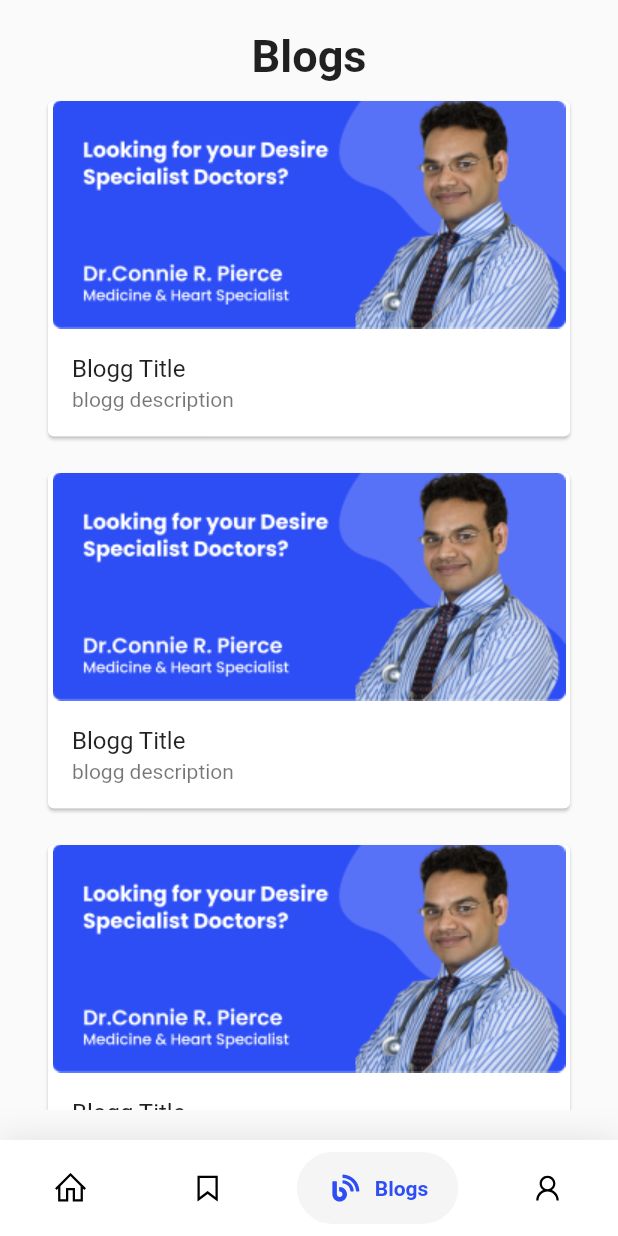
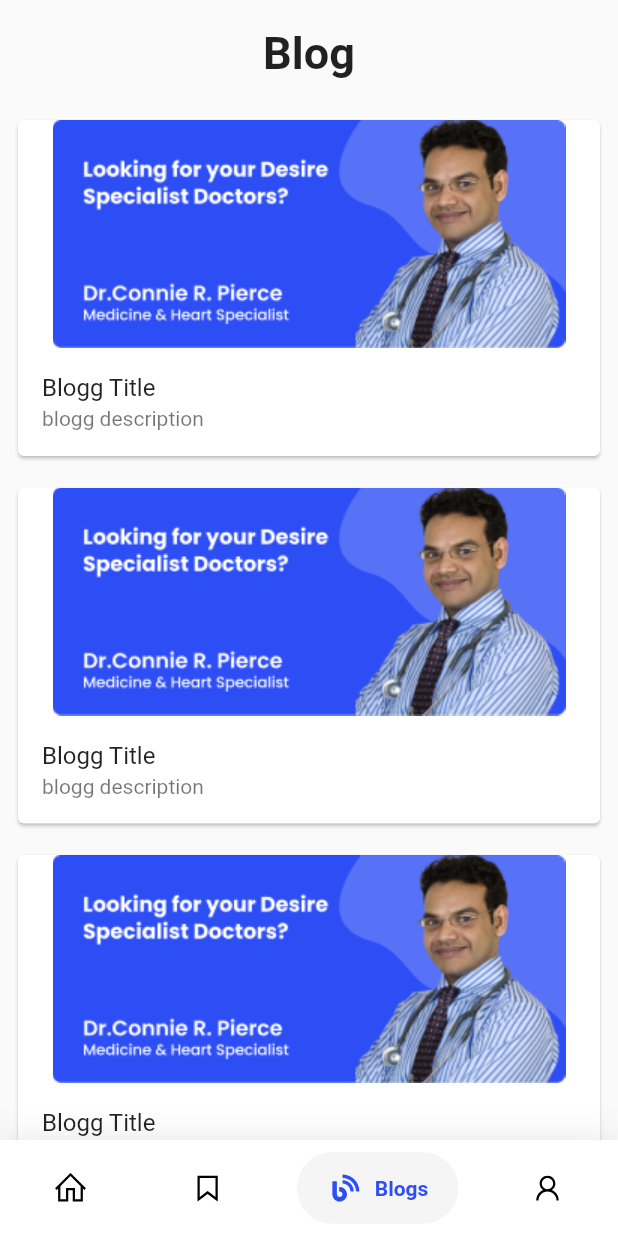
Before and after one commit to KuldeepRathor/Terna-Telemedicine, a Flutter app: the screen it shows once a user with an empty profile is signed in, item 3 of the bottom bar chosen, on a phone screen of 412 x 824 dp. Run offline on Flutter 3.47's test engine with Material 2 defaults, Android fonts, the phone set to English and light mode, and no system bars; drawn by our look-alikes of google_nav_bar; our stand-ins replace carousel_slider, firebase_auth, firebase_core, flutter_native_splash, flutter_rating_bar, flutter_switch and 3 more; accounts and stored records are empty.

Commit message:
few changes

```diff
--- a/lib/components/blog.dart
+++ b/lib/components/Blogpage/blog.dart
@@ -11,19 +11,18 @@ class _BLOGState extends State<BLOG> {
   @override
   Widget blogg(String header ,String content){
     return Padding(
-      padding: const EdgeInsets.all(8.0),
+      padding: const EdgeInsets.fromLTRB(8,5, 8, 8),
       child: Card(
         child: Column(
           children: [
-            Image.asset('assets/images/1.png'),
-            Positioned(
-              child: ListTile(title: Text(header),
-              subtitle: Text(content),),
-            )
+            Image.asset('assets/images/1.png',fit: BoxFit.cover,),
+            ListTile(title: Text(header),
+              subtitle: Text(content),)
           ],
         ),
       ),
     );
+
   }
 
   @override
--- a/lib/components/review_card.dart
+++ b/lib/components/review_card.dart
@@ -37,11 +37,11 @@ class _User_ReviewState extends State<User_Review> {
 
   @override
   Widget build(BuildContext context) {
-    return Expanded(child: ListView.builder(itemBuilder: (context, index) {
+    return ListView.builder(itemBuilder: (context, index) {
       return reviewcard(
           '02:45PM, August 10',
           'Use filler text where it helps your design process, but\n use real content if you as long as it do n’t distract your\n design process.',
           'Good Service Experiences');
-    }));
+    });
   }
 }
--- a/lib/main.dart
+++ b/lib/main.dart
@@ -38,7 +38,6 @@ class MyApp extends StatelessWidget {
           builder: (context, snaphsot) {
             if (snaphsot.hasData) {
               print("the user is ${snaphsot.data}");
-
               return BottomNavBar();
             } else {
               return OnBoardingPage();
--- a/lib/nav_bar/bottomnavbar.dart
+++ b/lib/nav_bar/bottomnavbar.dart
@@ -34,7 +34,7 @@ class _ExampleState extends State<BottomNavBar> {
       TextStyle(fontSize: 30, fontWeight: FontWeight.w600);
   static  List<Widget> _widgetOptions = <Widget>[
     HomePage(),
-    AppointmentAppbar(),
+    Appointment(),
     Blogs(),
     Profile(),
   ];
--- a/lib/screens/Blogs.dart
+++ b/lib/screens/Blogs.dart
@@ -1,6 +1,5 @@
 import 'package:flutter/material.dart';
-import '../components/blog.dart';
-
+import '../components/Blogpage/blog.dart';
 class Blogs extends StatelessWidget {
   const Blogs({Key? key}) : super(key: key);
 
@@ -8,27 +7,28 @@ class Blogs extends StatelessWidget {
   Widget build(BuildContext context) {
     return SafeArea(
       child: Scaffold(
-        body: Padding(
-          padding: const EdgeInsets.all(20.0),
-          child: Column(
+      body:
+      Column(
         children: [
           Row(
             mainAxisAlignment: MainAxisAlignment.center,
-                children: const [
-                  Text(
-                    'Blogs',
-                    style: TextStyle(
+            children: [
+              Padding(
+                padding: const EdgeInsets.all(18.0),
+                child: Text('Blog',style: TextStyle(
                   fontWeight: FontWeight.bold,
                   fontSize: 30,
-                    ),
+                ),),
               )
             ],
           ),
-              BLOG(),
+          Container(
+            child: BLOG(),
+          )
         ],
-          ),
-        ),
+      )
       ),
     );
+
   }
 }
--- a/pubspec.yaml
+++ b/pubspec.yaml
@@ -43,6 +43,7 @@ dependencies:
   flutter_switch: ^0.3.2
   firebase_auth: ^3.6.2
   firebase_core: ^1.20.0
+  firebase_storage: ^10.3.8
   pinput: ^2.2.11
   provider: ^6.0.3
   flutter_native_splash: ^2.2.0+1
```
Also changed, not shown: lib/components/appointment/appbar.dart (+1 -6 lines), lib/components/appointment/history.dart (+4 -6 lines), lib/components/appointment/upcoming.dart (+4 -6 lines), lib/components/authorization/registrationpage.dart (+5 -4 lines), lib/components/dates.dart (deleted, +0 -9 lines), lib/components/doctorscard.dart (+5 -7 lines), lib/components/profilepage/edit_profile.dart (+6 -5 lines), lib/screens/Profile.dart (+10 -5 lines), lib/screens/appointment.dart (+4 -14 lines), lib/components/afternoon_slot.dart (deleted), pubspec.lock, 2 other files. Lines whose indentation alone changed are shown as unchanged.
